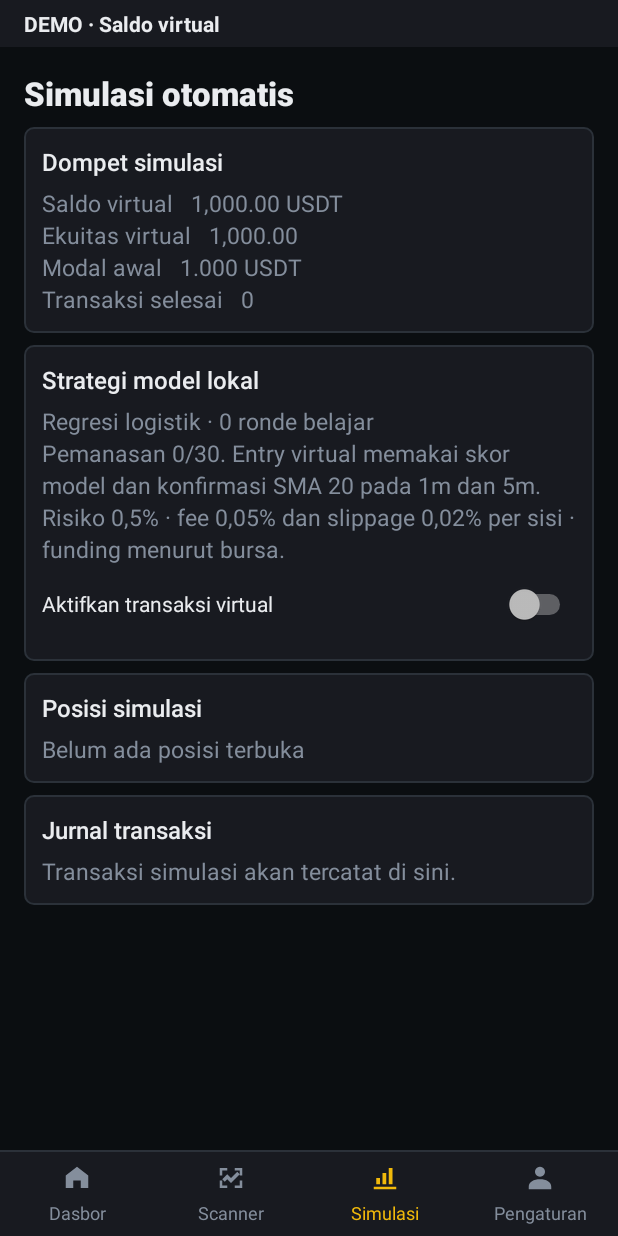
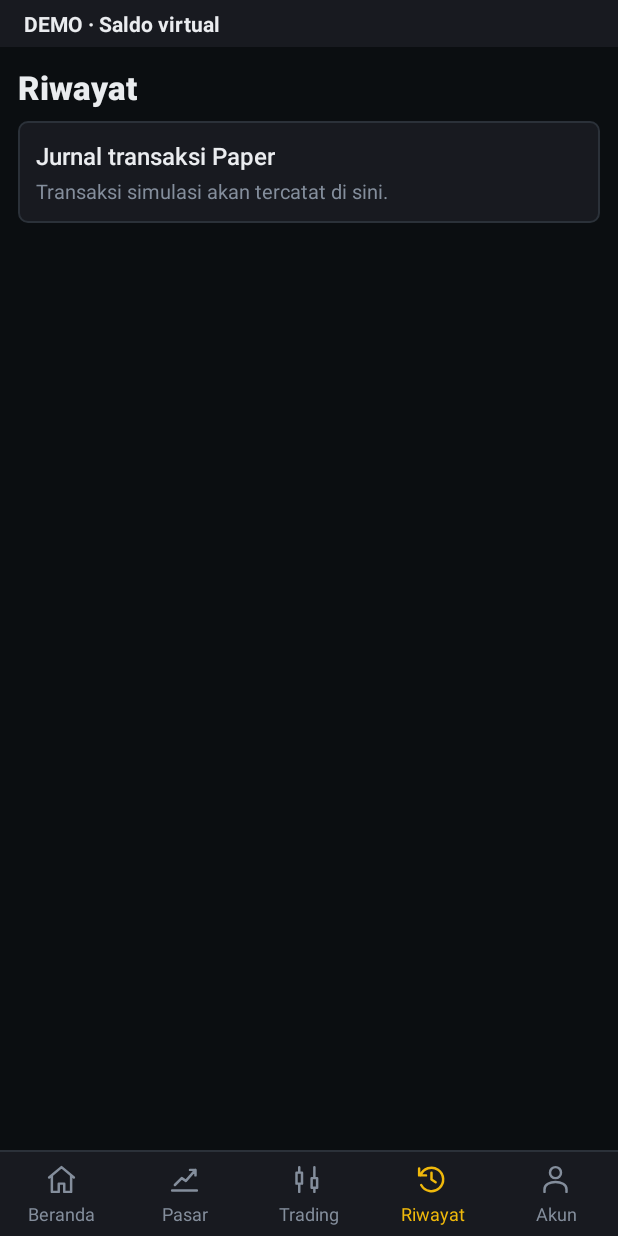
Before and after one commit to memen02/me-futures-ai-bot, an Android app: the MainActivity screen opened directly, with no data from a screen before it, after a tap on "Lihat jurnal", on a phone screen of 412 x 824 dp. Run offline under Robolectric (Android 15) with nearby library versions, the phone set to English and light mode, and no system bars; 1 statement that could not run was skipped; 1 other tap on this screen came first.

Commit message:
Fase 3: navigasi Beranda, Pasar, Trading, Riwayat dan Akun

```diff
--- a/android/app/src/main/java/com/mefuturesaibot/app/MainActivity.kt
+++ b/android/app/src/main/java/com/mefuturesaibot/app/MainActivity.kt
@@ -1,5 +1,6 @@
 package com.mefuturesaibot.app
 
+import com.mefuturesaibot.app.scanner.DeskTab
 import com.mefuturesaibot.app.scanner.TradingDesk
 import android.Manifest
 import android.app.AlertDialog
@@ -108,10 +109,10 @@ class MainActivity : Activity() {
         }
         historyButton.setOnClickListener { showCandleHistory() }
         findViewById<Button>(R.id.scan_stop).setOnClickListener { onStopClicked() }
-        desk = TradingDesk(this, savedInstanceState?.getInt("deskTab") ?: 0, ::onStartClicked)
+        desk = TradingDesk(this, DeskTab.restore(savedInstanceState), ::onStartClicked)
         desk.onTabSelected = {
-            if (desk.tab != 0) depth.clear()
-            chartFeed.setVisible(visibleActivity && desk.tab == 0)
+            if (desk.tab != DeskTab.HOME) depth.clear()
+            chartFeed.setVisible(visibleActivity && desk.tab == DeskTab.HOME)
             refreshStatusText()
         }
         userRequestedStop = savedInstanceState?.getBoolean("userRequestedStop") ?: false
@@ -122,14 +123,14 @@ class MainActivity : Activity() {
     override fun onSaveInstanceState(outState: Bundle) {
         super.onSaveInstanceState(outState)
         outState.putBoolean("userRequestedStop", userRequestedStop)
-        outState.putInt("deskTab", desk.tab)
+        outState.putString(DeskTab.STATE_KEY, desk.tab.name)
         outState.putString("chartInterval", chartFeed.state.interval)
     }
 
     override fun onStart() {
         super.onStart()
         visibleActivity = true
-        chartFeed.setVisible(desk.tab == 0)
+        chartFeed.setVisible(desk.tab == DeskTab.HOME)
         pollRunnable.run()
     }
 
@@ -175,9 +176,9 @@ class MainActivity : Activity() {
 
     private fun refreshStatusText() {
         desk.update(BotForegroundService.latestScan, !userRequestedStop && BotForegroundService.isRunning)
-        if (desk.tab != 0) return
+        if (desk.tab != DeskTab.HOME) return
         if (userRequestedStop || !BotForegroundService.isRunning) {
-            renderSignal(SmaSignal.waitFor(if (userRequestedStop) "Pemantauan dihentikan" else "Mulai pemantauan dari tab Scanner"))
+            renderSignal(SmaSignal.waitFor(if (userRequestedStop) "Pemantauan dihentikan" else "Mulai pemantauan dari tab Pasar"))
             statusView.text = if (userRequestedStop) "Pemantauan dihentikan" else "Pemantauan belum dimulai"
             bidView.text = "—"
             askView.text = "—"
--- /dev/null
+++ b/android/app/src/main/java/com/mefuturesaibot/app/scanner/DeskTab.kt
@@ -0,0 +1,26 @@
+package com.mefuturesaibot.app.scanner
+
+import android.os.Bundle
+import com.mefuturesaibot.app.R
+
+internal enum class DeskTab(val buttonId: Int, val pageId: Int) {
+    HOME(R.id.nav_home, R.id.page_home),
+    MARKET(R.id.nav_market, R.id.page_scanner),
+    TRADING(R.id.nav_trading, R.id.page_trading),
+    HISTORY(R.id.nav_history, R.id.page_history),
+    ACCOUNT(R.id.nav_account, R.id.page_account);
+
+    companion object {
+        const val STATE_KEY = "deskDestination"
+        fun restore(state: Bundle?): DeskTab {
+            val name = state?.getString(STATE_KEY)
+            if (name != null) return values().firstOrNull { it.name == name } ?: HOME
+            return when (state?.getInt("deskTab")) {
+                1 -> MARKET
+                2 -> TRADING
+                3 -> ACCOUNT
+                else -> HOME
+            }
+        }
+    }
+}
--- a/android/app/src/main/java/com/mefuturesaibot/app/scanner/TradingDesk.kt
+++ b/android/app/src/main/java/com/mefuturesaibot/app/scanner/TradingDesk.kt
@@ -47,14 +47,12 @@ private fun modelLabel(score: Double?) = when {
 }
 
 internal class TradingDesk(
-    private val activity: Activity, initialTab: Int, private val start: () -> Unit,
+    private val activity: Activity, initialTab: DeskTab, private val start: () -> Unit,
 ) {
     private fun <T : View> view(id: Int): T = activity.findViewById(id)
     private val store = DeskStore(activity)
     private var demo = DemoControls(activity, start)
     private val accountPage = AccountPage(activity, credentialsChanged = { demo.render() })
-    private val nav = listOf(R.id.nav_home, R.id.nav_scanner, R.id.nav_paper, R.id.nav_account)
-    private val pages = listOf(R.id.page_home, R.id.page_scanner, R.id.page_paper, R.id.page_account)
     private val query = view<EditText>(R.id.scan_query)
     private val filter = view<Spinner>(R.id.scan_filter)
     private val sort = view<Spinner>(R.id.scan_sort)
@@ -66,7 +64,7 @@ internal class TradingDesk(
     private var fresh = false
     private var running = false
     var onTabSelected: (() -> Unit)? = null
-    var tab = 0
+    var tab = DeskTab.HOME
         private set
 
     private var changingMode = false
@@ -75,8 +73,8 @@ internal class TradingDesk(
     }
 
     init {
-        nav.forEachIndexed { index, id -> view<TextView>(id).setOnClickListener { select(index) } }
-        view<Button>(R.id.desk_history).setOnClickListener { select(2) }
+        DeskTab.values().forEach { dest -> view<TextView>(dest.buttonId).setOnClickListener { select(dest) } }
+        view<Button>(R.id.desk_history).setOnClickListener { select(DeskTab.HISTORY) }
         view<Button>(R.id.scan_start).setOnClickListener { start() }
         val list = view<ListView>(R.id.scan_list)
         list.adapter = adapter
@@ -140,19 +138,19 @@ internal class TradingDesk(
         accountPage.close()
     }
 
-    fun select(index: Int) {
-        if (tab == 1 && index != tab) clearTokenList()
-        tab = index.coerceIn(0, pages.lastIndex)
-        accountPage.show(tab == 3)
-        pages.forEachIndexed { i, id -> view<View>(id).visibility = if (i == tab) View.VISIBLE else View.GONE }
-        nav.forEachIndexed { i, id ->
-            val button = view<TextView>(id)
-            val tint = if (i == tab) activity.getColor(R.color.me_accent) else activity.getColor(R.color.me_muted)
-            button.isSelected = i == tab
+    fun select(destination: DeskTab) {
+        if (tab == DeskTab.MARKET && destination != tab) clearTokenList()
+        tab = destination
+        accountPage.show(tab == DeskTab.ACCOUNT)
+        DeskTab.values().forEach { dest ->
+            view<View>(dest.pageId).visibility = if (dest == tab) View.VISIBLE else View.GONE
+            val button = view<TextView>(dest.buttonId)
+            val tint = if (dest == tab) activity.getColor(R.color.me_accent) else activity.getColor(R.color.me_muted)
+            button.isSelected = dest == tab
             button.setTextColor(tint)
             button.compoundDrawableTintList = ColorStateList.valueOf(tint)
         }
-        if (tab == 3) {
+        if (tab == DeskTab.ACCOUNT) {
             view<Switch>(R.id.account_autostart).isChecked = BotPreferences.isAutoStartEnabled(activity)
             view<TextView>(R.id.account_cache_status).text = CacheCleanupJob.status(activity)
         }
@@ -166,7 +164,7 @@ internal class TradingDesk(
         if (snapshot !== scan) btcTicker = scan.rows.firstOrNull { it.contract.symbol == "BTCUSDT" }?.ticker
         val tickerCurrent = current && btcTicker?.fresh(scan.time + (elapsed - scan.received)) == true
         if (!force && snapshot === scan && current == fresh && running == active && btcFresh == tickerCurrent &&
-            (tab != 0 || elapsed < nextTerminalRefresh)) return
+            (tab != DeskTab.HOME || elapsed < nextTerminalRefresh)) return
         btcFresh = tickerCurrent
         snapshot = scan
         fresh = current
@@ -181,9 +179,9 @@ internal class TradingDesk(
         view<Button>(R.id.scan_start).visibility = if (active) View.GONE else View.VISIBLE
         view<Button>(R.id.scan_stop).visibility = if (active) View.VISIBLE else View.GONE
         renderBtcTicker(btcTicker.takeIf { btcFresh })
-        if (tab == 0) renderTerminal(elapsed)
-        if (tab == 1) listTokens()
-        if (tab == 2 || tab == 3) renderAccount()
+        if (tab == DeskTab.HOME) renderTerminal(elapsed)
+        if (tab == DeskTab.MARKET) listTokens()
+        if (tab == DeskTab.TRADING || tab == DeskTab.HISTORY || tab == DeskTab.ACCOUNT) renderAccount()
     }
 
     private fun renderBtcTicker(ticker: Ticker?) {
@@ -329,7 +327,7 @@ internal class TradingDesk(
     }
 
     private fun listTokens() {
-        if (tab != 1) return
+        if (tab != DeskTab.MARKET) return
         val search = query.text.toString().trim()
         val stars = store.favorites
         val matches = snapshot.rows.filter { row ->
@@ -375,7 +373,7 @@ internal class TradingDesk(
             .setPositiveButton("Tutup", null)
             .setNeutralButton(if (starred) "Hapus favorit" else "Tambah favorit") { _, _ ->
                 store.favorites = if (starred) store.favorites - symbol else store.favorites + symbol
-                if (tab == 0) renderTerminal(SystemClock.elapsedRealtime()) else listTokens()
+                if (tab == DeskTab.HOME) renderTerminal(SystemClock.elapsedRealtime()) else listTokens()
             }.show()
     }
 
--- a/android/app/src/main/res/drawable/nav_account.xml
+++ b/android/app/src/main/res/drawable/nav_account.xml
@@ -1 +1,5 @@
-<vector xmlns:android="http://schemas.android.com/apk/res/android" android:width="20dp" android:height="20dp" android:viewportWidth="24" android:viewportHeight="24"><path android:fillColor="#FFFFFF" android:pathData="M12,3 A4,4 0,1 1,11.99 3 Z M3,21 V19 C3,15 7,13 12,13 C17,13 21,15 21,19 V21 Z"/></vector>
+<vector xmlns:android="http://schemas.android.com/apk/res/android"
+    android:width="22dp" android:height="22dp" android:viewportWidth="24" android:viewportHeight="24">
+    <path android:pathData="M16,7 A4,4 0,1 1,8 7 A4,4 0,1 1,16 7 Z M4,21 V19 C4,12 20,12 20,19 V21" android:fillColor="@android:color/transparent" android:strokeColor="@color/me_text"
+        android:strokeWidth="1.8" android:strokeLineCap="round" android:strokeLineJoin="round"/>
+</vector>
--- /dev/null
+++ b/android/app/src/main/res/drawable/nav_history.xml
@@ -0,0 +1,5 @@
+<vector xmlns:android="http://schemas.android.com/apk/res/android"
+    android:width="22dp" android:height="22dp" android:viewportWidth="24" android:viewportHeight="24">
+    <path android:pathData="M4,9 A8.5,8.5 0,1 1,4.5 16 M3,4 V9 H8 M12,7 V12 L15,14" android:fillColor="@android:color/transparent" android:strokeColor="@color/me_text"
+        android:strokeWidth="1.8" android:strokeLineCap="round" android:strokeLineJoin="round"/>
+</vector>
--- a/android/app/src/main/res/drawable/nav_home.xml
+++ b/android/app/src/main/res/drawable/nav_home.xml
@@ -1 +1,5 @@
-<vector xmlns:android="http://schemas.android.com/apk/res/android" android:width="20dp" android:height="20dp" android:viewportWidth="24" android:viewportHeight="24"><path android:fillColor="#FFFFFF" android:pathData="M3,10 L12,3 L21,10 V20 H15 V14 H9 V20 H3 Z"/></vector>
+<vector xmlns:android="http://schemas.android.com/apk/res/android"
+    android:width="22dp" android:height="22dp" android:viewportWidth="24" android:viewportHeight="24">
+    <path android:pathData="M3,10.5 L12,3 L21,10.5 M5,9 V21 H10 V15 H14 V21 H19 V9" android:fillColor="@android:color/transparent" android:strokeColor="@color/me_text"
+        android:strokeWidth="1.8" android:strokeLineCap="round" android:strokeLineJoin="round"/>
+</vector>
--- /dev/null
+++ b/android/app/src/main/res/drawable/nav_market.xml
@@ -0,0 +1,5 @@
+<vector xmlns:android="http://schemas.android.com/apk/res/android"
+    android:width="22dp" android:height="22dp" android:viewportWidth="24" android:viewportHeight="24">
+    <path android:pathData="M3,20 H21 M5,16 L10,11 L13,13 L20,5 M16,5 H20 V9" android:fillColor="@android:color/transparent" android:strokeColor="@color/me_text"
+        android:strokeWidth="1.8" android:strokeLineCap="round" android:strokeLineJoin="round"/>
+</vector>
--- a/android/app/src/main/res/drawable/nav_paper.xml
+++ /dev/null
@@ -1 +0,0 @@
-<vector xmlns:android="http://schemas.android.com/apk/res/android" android:width="20dp" android:height="20dp" android:viewportWidth="24" android:viewportHeight="24"><path android:fillColor="#FFFFFF" android:pathData="M3,19 H21 V21 H3 Z M5,12 H8 V17 H5 Z M10,8 H13 V17 H10 Z M15,4 H18 V17 H15 Z"/></vector>
--- a/android/app/src/main/res/drawable/nav_scanner.xml
+++ /dev/null
@@ -1 +0,0 @@
-<vector xmlns:android="http://schemas.android.com/apk/res/android" android:width="20dp" android:height="20dp" android:viewportWidth="24" android:viewportHeight="24"><path android:fillColor="#FFFFFF" android:pathData="M3,4 H9 V6 H5 V10 H3 Z M15,4 H21 V10 H19 V6 H15 Z M3,14 H5 V18 H9 V20 H3 Z M15,18 H19 V14 H21 V20 H15 Z M5,13 L9,9 L12,12 L17,7 L19,9 L12,16 L9,13 L7,15 Z"/></vector>
--- /dev/null
+++ b/android/app/src/main/res/drawable/nav_trading.xml
@@ -0,0 +1,5 @@
+<vector xmlns:android="http://schemas.android.com/apk/res/android"
+    android:width="22dp" android:height="22dp" android:viewportWidth="24" android:viewportHeight="24">
+    <path android:pathData="M6,3 V7 M6,15 V21 M4,7 H8 V15 H4 Z M17,3 V11 M17,18 V21 M15,11 H19 V18 H15 Z" android:fillColor="@android:color/transparent" android:strokeColor="@color/me_text"
+        android:strokeWidth="1.8" android:strokeLineCap="round" android:strokeLineJoin="round"/>
+</vector>
--- a/android/app/src/main/res/layout/activity_trading_desk.xml
+++ b/android/app/src/main/res/layout/activity_trading_desk.xml
@@ -4,14 +4,16 @@
     <FrameLayout android:layout_width="match_parent" android:layout_height="0dp" android:layout_weight="1">
             <include layout="@layout/activity_dashboard" android:id="@+id/page_home" android:layout_width="match_parent" android:layout_height="match_parent"/>
             <include layout="@layout/page_scanner" android:id="@+id/page_scanner" android:layout_width="match_parent" android:layout_height="match_parent"/>
-            <include layout="@layout/page_paper" android:id="@+id/page_paper" android:layout_width="match_parent" android:layout_height="match_parent"/>
+            <include layout="@layout/page_trading" android:id="@+id/page_trading" android:layout_width="match_parent" android:layout_height="match_parent"/>
+            <include layout="@layout/page_history" android:id="@+id/page_history" android:layout_width="match_parent" android:layout_height="match_parent"/>
             <include layout="@layout/page_account" android:id="@+id/page_account" android:layout_width="match_parent" android:layout_height="match_parent"/>
     </FrameLayout>
     <View android:layout_width="match_parent" android:layout_height="1dp" android:background="@color/me_border"/>
     <LinearLayout android:layout_width="match_parent" android:layout_height="wrap_content" android:background="@color/me_surface" android:baselineAligned="false">
-        <TextView android:id="@+id/nav_home" style="@style/DeskTab" android:drawableTop="@drawable/nav_home" android:text="Dasbor" />
-        <TextView android:id="@+id/nav_scanner" style="@style/DeskTab" android:drawableTop="@drawable/nav_scanner" android:text="Scanner" />
-        <TextView android:id="@+id/nav_paper" style="@style/DeskTab" android:drawableTop="@drawable/nav_paper" android:text="Simulasi" />
-        <TextView android:id="@+id/nav_account" style="@style/DeskTab" android:drawableTop="@drawable/nav_account" android:text="Pengaturan" />
+        <TextView android:id="@+id/nav_home" style="@style/DeskTab" android:drawableTop="@drawable/nav_home" android:text="Beranda" />
+        <TextView android:id="@+id/nav_market" style="@style/DeskTab" android:drawableTop="@drawable/nav_market" android:text="Pasar" />
+        <TextView android:id="@+id/nav_trading" style="@style/DeskTab" android:drawableTop="@drawable/nav_trading" android:text="Trading" />
+        <TextView android:id="@+id/nav_history" style="@style/DeskTab" android:drawableTop="@drawable/nav_history" android:text="Riwayat" />
+        <TextView android:id="@+id/nav_account" style="@style/DeskTab" android:drawableTop="@drawable/nav_account" android:text="Akun" />
     </LinearLayout>
 </LinearLayout>
--- /dev/null
+++ b/android/app/src/main/res/layout/page_history.xml
@@ -0,0 +1,11 @@
+<ScrollView xmlns:android="http://schemas.android.com/apk/res/android"
+    android:layout_width="match_parent" android:layout_height="match_parent" android:fillViewport="true">
+    <LinearLayout android:layout_width="match_parent" android:layout_height="wrap_content"
+        android:orientation="vertical" android:padding="@dimen/me_panel_padding">
+        <TextView style="@style/DeskTitle" android:text="Riwayat"/>
+        <LinearLayout style="@style/DashPanel">
+            <TextView style="@style/DashHeading" android:text="Jurnal transaksi Paper"/>
+            <TextView android:id="@+id/paper_journal" style="@style/TerminalNote" android:lineSpacingExtra="3dp"/>
+        </LinearLayout>
+    </LinearLayout>
+</ScrollView>
--- a/android/app/src/main/res/layout/page_paper.xml
+++ /dev/null
@@ -1,10 +0,0 @@
-<ScrollView xmlns:android="http://schemas.android.com/apk/res/android" android:layout_width="match_parent" android:layout_height="match_parent" android:fillViewport="true">
-    <LinearLayout android:layout_width="match_parent" android:layout_height="wrap_content" android:orientation="vertical" android:padding="16dp">
-        <TextView style="@style/DeskTitle" android:text="Simulasi otomatis"/>
-        <LinearLayout style="@style/DashPanel">
-            <TextView style="@style/DashHeading" android:text="Dompet simulasi"/>
-            <TextView android:id="@+id/account_wallet" style="@style/DashLabel" android:layout_marginTop="6dp" android:lineSpacingExtra="3dp" android:textSize="15sp"/>
-        </LinearLayout>
-        <LinearLayout style="@style/DashPanel"><TextView style="@style/DashHeading" android:text="Strategi model lokal"/><TextView android:id="@+id/paper_model" style="@style/DashLabel" android:layout_marginTop="6dp" android:lineSpacingExtra="3dp" android:textSize="15sp"/><Switch android:id="@+id/paper_enabled" android:layout_width="match_parent" android:layout_height="wrap_content" android:minHeight="52dp" android:text="Aktifkan transaksi virtual" android:textColor="@color/me_text"/></LinearLayout><LinearLayout style="@style/DashPanel"><TextView style="@style/DashHeading" android:text="Posisi simulasi"/><TextView android:id="@+id/paper_open" style="@style/DashLabel" android:layout_marginTop="6dp" android:lineSpacingExtra="3dp" android:textSize="15sp"/></LinearLayout><LinearLayout style="@style/DashPanel"><TextView style="@style/DashHeading" android:text="Jurnal transaksi"/><TextView android:id="@+id/paper_journal" style="@style/DashLabel" android:layout_marginTop="6dp" android:lineSpacingExtra="3dp" android:textSize="15sp"/></LinearLayout>
-    </LinearLayout>
-</ScrollView>
--- a/android/app/src/main/res/layout/page_scanner.xml
+++ b/android/app/src/main/res/layout/page_scanner.xml
@@ -1,6 +1,6 @@
 <LinearLayout xmlns:android="http://schemas.android.com/apk/res/android"
     android:layout_width="match_parent" android:layout_height="match_parent" android:orientation="vertical" android:paddingHorizontal="16dp" android:paddingTop="14dp">
-    <TextView style="@style/DeskTitle" android:text="Scanner pasar"/>
+    <TextView style="@style/DeskTitle" android:text="Pasar Futures"/>
     <TextView style="@style/DashLabel" android:text="Binance USDⓈ-M  /  Perpetual  /  24 jam"/>
     <TextView android:id="@+id/scan_state" style="@style/DashHeading" android:layout_marginTop="12dp" android:textSize="16sp"/>
     <Button android:id="@+id/scan_start" style="@style/DeskAction" android:text="Mulai bot"/>
```
Also changed, not shown: android/app/src/main/res/layout/page_account.xml (+7 -1 lines), android/app/src/main/res/layout/page_trading.xml (added, +15 -0 lines), 3 other files.
